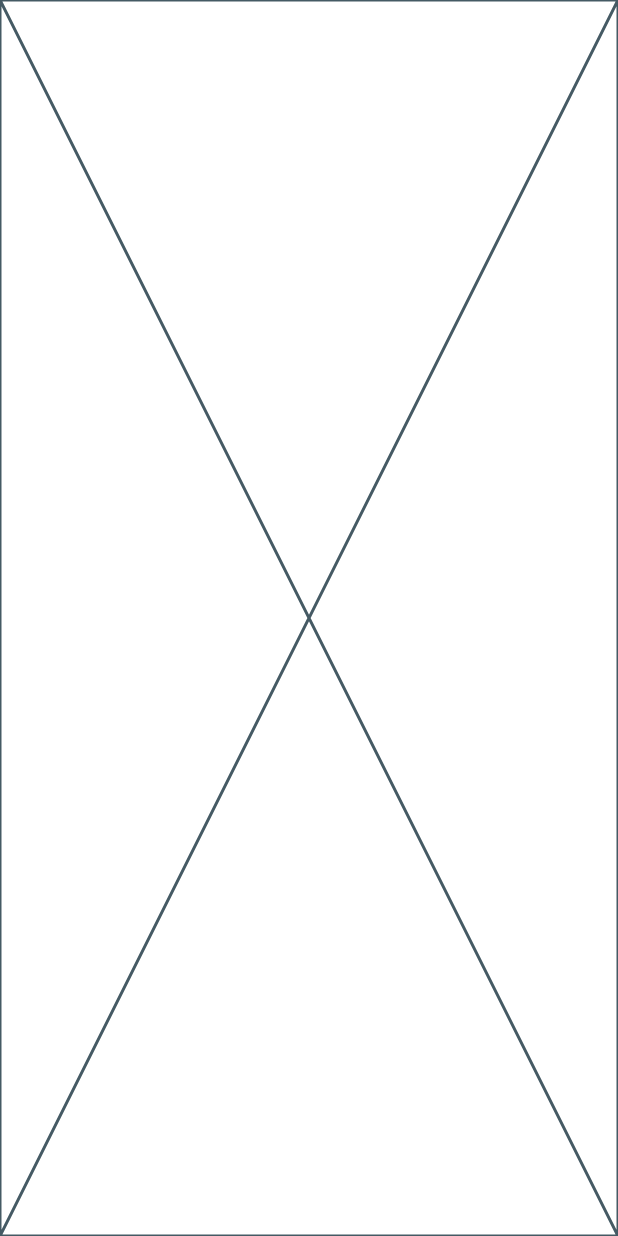
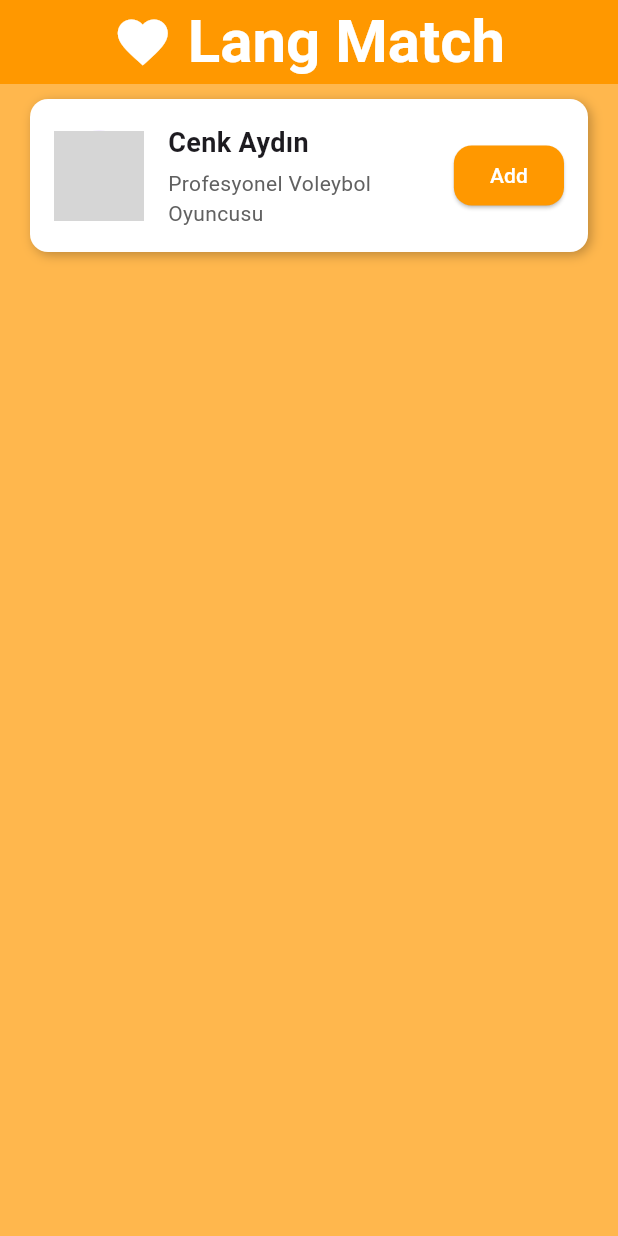
Before and after one commit to enesbasat0/langmatch, a Flutter app: the screen it shows after launch, after a tap on "Login", on a phone screen of 412 x 824 dp. Run offline on Flutter 3.47's test engine with Material 3 defaults, Android fonts, the phone set to English and light mode, and no system bars; our stand-ins replace go_router; network calls fail; grey boxes are pictures that could not be loaded.

Commit message:
Arkadaşlar sayfası düzenlendi

```diff
--- a/lib/friends.dart
+++ b/lib/friends.dart
@@ -3,8 +3,102 @@ import 'package:flutter/material.dart';
 class Friends extends StatelessWidget {
   const Friends({super.key});
 
+  Widget buildUserContainer(String userName, String description, String url) {
+    return Container(
+      padding: EdgeInsets.all(16),
+      margin: EdgeInsets.symmetric(vertical: 10, horizontal: 20),
+      decoration: BoxDecoration(
+        color: Colors.white,
+        borderRadius: BorderRadius.circular(12),
+        boxShadow: [
+          BoxShadow(
+            color: Colors.black26,
+            blurRadius: 6,
+            offset: Offset(2, 2),
+          ),
+        ],
+      ),
+      child: Row(
+        children: [
+          CircleAvatar(
+            radius: 30,
+            backgroundImage: NetworkImage(url), // Replace with actual user image
+          ),
+          SizedBox(width: 16),
+          Expanded(
+            child: Column(
+              crossAxisAlignment: CrossAxisAlignment.start,
+              children: [
+                Text(
+                  userName,
+                  style: TextStyle(
+                    fontSize: 18,
+                    fontWeight: FontWeight.bold,
+                  ),
+                ),
+                SizedBox(height: 4),
+                Text(
+                  description,
+                  style: TextStyle(
+                    fontSize: 14,
+                    color: Colors.grey[700],
+                  ),
+                ),
+              ],
+            ),
+          ),
+          ElevatedButton(
+            onPressed: () {},
+            style: ElevatedButton.styleFrom(
+              backgroundColor: Colors.orange,
+              shape: RoundedRectangleBorder(
+                borderRadius: BorderRadius.circular(12),
+              ),
+            ),
+            child: Text(
+              'Add',
+              style: TextStyle(color: Colors.white),
+            ),
+          ),
+        ],
+      ),
+    );
+  }
+
   @override
   Widget build(BuildContext context) {
-    return Placeholder();
+    return Scaffold(
+      appBar: AppBar(
+        backgroundColor: Colors.orange[500],
+        title: Row(
+          mainAxisAlignment: MainAxisAlignment.center,
+          children: [
+            Icon(
+              Icons.favorite,
+              color: Colors.white,
+              size: 40,
+            ),
+            SizedBox(width: 10),
+            Text(
+              'Lang Match',
+              textAlign: TextAlign.center,
+              style: TextStyle(
+                fontSize: 40,
+                fontWeight: FontWeight.bold,
+                color: Colors.white,
+              ),
+            ),
+          ],
+        ),
+      ),
+      body: Container(
+        color: Colors.orange[300],
+        child: ListView(
+          children: [
+            buildUserContainer("Cenk Aydın", "Profesyonel Voleybol Oyuncusu", "https://encrypted-tbn0.gstatic.com/images?q=tbn:ANd9GcTEa8HrYurtIa9uEgcSLNJsA6BiCF0h7WwFrA&s"),
+          ],
+        ),
+      ),
+    );
   }
 }
```
